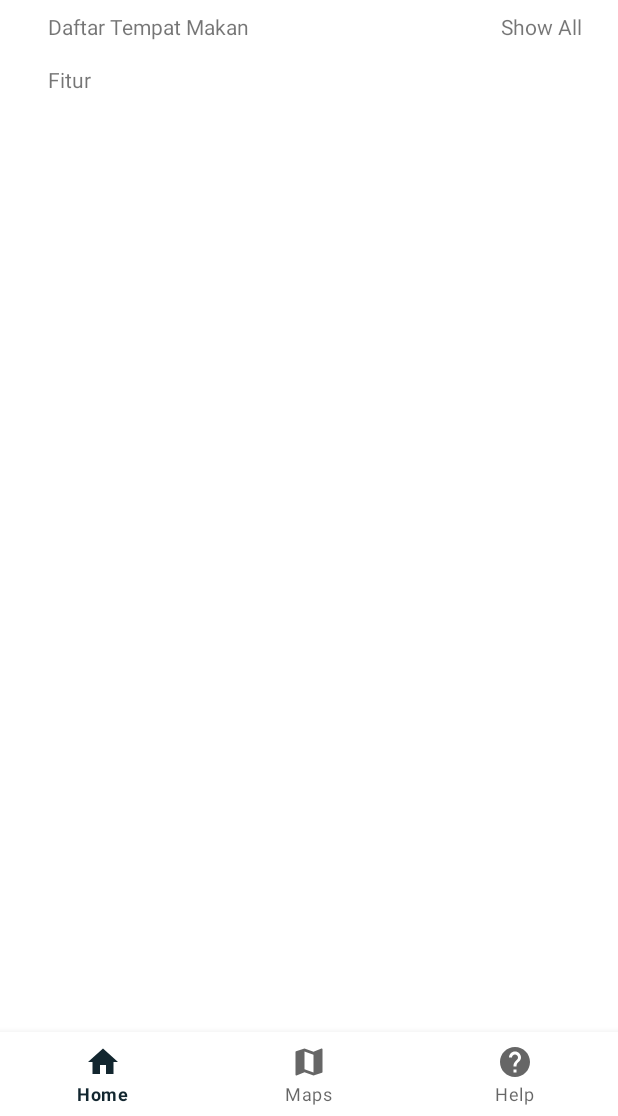
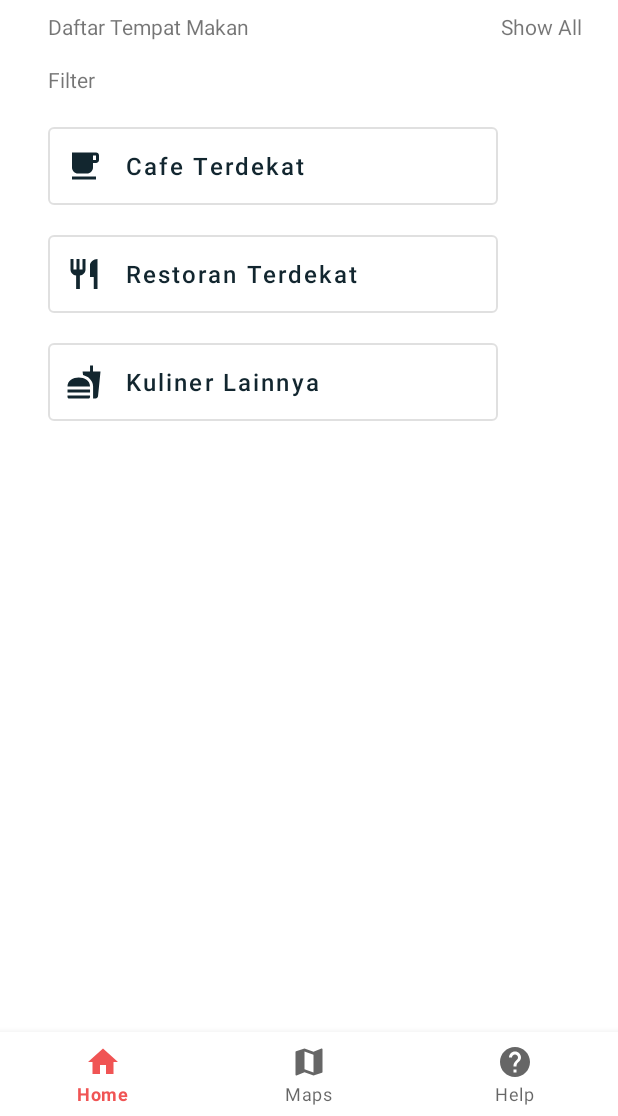
Before and after one commit to rahmitar/nongky, an Android app: the screen it shows after launch (MainActivity), on a phone screen of 412 x 824 dp, the part 120-1236 px from its top. Run offline under Robolectric (Android 15) with nearby library versions, the phone set to English and light mode, and no system bars; our stand-ins replace Dagger/Hilt's generated code, data binding, navigation-ui; network calls fail; 1 statement that could not run was skipped.

Commit message:
commit kedua

```diff
--- a/app/src/main/AndroidManifest.xml
+++ b/app/src/main/AndroidManifest.xml
@@ -40,6 +40,9 @@
                 <category android:name="android.intent.category.LAUNCHER" />
             </intent-filter>
         </activity>
+        <activity android:name=".ui.list.ListKategoriActivity" >
+
+        </activity>
     </application>
 
 </manifest>
--- a/app/src/main/java/com/noobee/nongky/BaseApplication.kt
+++ b/app/src/main/java/com/noobee/nongky/BaseApplication.kt
@@ -1,12 +1,14 @@
 package com.noobee.nongky
 
 import android.app.Application
+import androidx.appcompat.app.AppCompatDelegate
 import dagger.hilt.android.HiltAndroidApp
 
 @HiltAndroidApp
 class BaseApplication : Application() {
     override fun onCreate() {
         super.onCreate()
+        AppCompatDelegate.setDefaultNightMode(AppCompatDelegate.MODE_NIGHT_NO);
 //        Session.init(this)
     }
 }
--- a/app/src/main/java/com/noobee/nongky/ui/list/ListActivity.kt
+++ /dev/null
@@ -1,4 +0,0 @@
-package com.noobee.nongky.ui.list
-
-class ListActivity {
-}
--- /dev/null
+++ b/app/src/main/res/drawable/ic_kulinerlain.xml
@@ -0,0 +1,10 @@
+<vector xmlns:android="http://schemas.android.com/apk/res/android"
+    android:width="24dp"
+    android:height="24dp"
+    android:viewportWidth="24"
+    android:viewportHeight="24"
+    android:tint="?attr/colorControlNormal">
+  <path
+      android:fillColor="@android:color/white"
+      android:pathData="M18.06,22.99h1.66c0.84,0 1.53,-0.64 1.63,-1.46L23,5.05h-5L18,1h-1.97v4.05h-4.97l0.3,2.34c1.71,0.47 3.31,1.32 4.27,2.26 1.44,1.42 2.43,2.89 2.43,5.29v8.05zM1,21.99L1,21h15.03v0.99c0,0.55 -0.45,1 -1.01,1L2.01,22.99c-0.56,0 -1.01,-0.45 -1.01,-1zM16.03,14.99c0,-8 -15.03,-8 -15.03,0h15.03zM1.02,17h15v2h-15z"/>
+</vector>
--- a/app/src/main/res/layout/fragment_home.xml
+++ b/app/src/main/res/layout/fragment_home.xml
@@ -1,5 +1,11 @@
 <?xml version="1.0" encoding="utf-8"?>
 <layout>
+    <data>
+        <variable
+            name="viewModel"
+            type="com.noobee.nongky.ui.home.HomeViewModel" />
+    </data>
+
     <RelativeLayout xmlns:android="http://schemas.android.com/apk/res/android"
         xmlns:app="http://schemas.android.com/apk/res-auto"
         xmlns:tools="http://schemas.android.com/tools"
@@ -61,6 +67,61 @@
                     app:layout_constraintTop_toBottomOf="@id/recyclerViewListHome"
                     android:text="@string/tv_home3"
                     android:layout_marginTop="8dp" />
+
+                <com.google.android.material.button.MaterialButton
+                    android:onClick="@{()-> viewModel.buttonCafeOnClick()}"
+                    android:id="@+id/button_cafe"
+                    android:layout_width="300dp"
+                    android:layout_height="64dp"
+                    android:layout_marginTop="16dp"
+                    style="@style/Widget.MaterialComponents.Button.OutlinedButton.Icon"
+                    app:icon="@drawable/ic_cafe"
+                    app:iconTint="@color/navyblue"
+                    app:iconPadding="16dp"
+                    android:text="@string/button_cafe"
+                    android:textAllCaps="false"
+                    android:textSize="16sp"
+                    android:textAlignment="viewStart"
+                    android:textColor="@color/navyblue"
+                    app:layout_constraintTop_toBottomOf="@id/tv_home_3"
+                    app:layout_constraintStart_toStartOf="@id/tv_home_3"/>
+
+                <com.google.android.material.button.MaterialButton
+                    android:onClick="@{()-> viewModel.buttonRestoOnClick()}"
+                    android:id="@+id/button_resto"
+                    android:layout_width="300dp"
+                    android:layout_height="64dp"
+                    android:layout_marginTop="8dp"
+                    style="@style/Widget.MaterialComponents.Button.OutlinedButton.Icon"
+                    app:icon="@drawable/ic_restaurant"
+                    app:iconTint="@color/navyblue"
+                    app:iconPadding="16dp"
+                    android:text="@string/button_resto"
+                    android:textAllCaps="false"
+                    android:textSize="16sp"
+                    android:textAlignment="viewStart"
+                    android:textColor="@color/navyblue"
+                    app:layout_constraintTop_toBottomOf="@id/button_cafe"
+                    app:layout_constraintStart_toStartOf="@id/button_cafe"/>
+
+                <com.google.android.material.button.MaterialButton
+                    android:onClick="@{()-> viewModel.buttonLainnyaOnClick()}"
+                    android:id="@+id/button_kulinerlain"
+                    android:layout_width="300dp"
+                    android:layout_height="64dp"
+                    android:layout_marginTop="8dp"
+                    style="@style/Widget.MaterialComponents.Button.OutlinedButton.Icon"
+                    app:icon="@drawable/ic_kulinerlain"
+                    app:iconTint="@color/navyblue"
+                    app:iconPadding="16dp"
+                    android:text="@string/button_lainnya"
+                    android:textAllCaps="false"
+                    android:textSize="16sp"
+                    android:textAlignment="viewStart"
+                    android:textColor="@color/navyblue"
+                    app:layout_constraintTop_toBottomOf="@id/button_resto"
+                    app:layout_constraintStart_toStartOf="@id/button_resto"/>
+
             </androidx.constraintlayout.widget.ConstraintLayout>
 
         </ScrollView>
--- a/app/src/main/res/values-night/themes.xml
+++ b/app/src/main/res/values-night/themes.xml
@@ -2,13 +2,13 @@
     <!-- Base application theme. -->
     <style name="Theme.Nongky" parent="Theme.MaterialComponents.DayNight.NoActionBar">
         <!-- Primary brand color. -->
-        <item name="colorPrimary">@color/purple_200</item>
+        <item name="colorPrimary">@color/navyblue</item>
         <item name="colorPrimaryVariant">@color/purple_700</item>
-        <item name="colorOnPrimary">@color/black</item>
+        <item name="colorOnPrimary">@color/whitegrey</item>
         <!-- Secondary brand color. -->
-        <item name="colorSecondary">@color/teal_200</item>
-        <item name="colorSecondaryVariant">@color/teal_200</item>
-        <item name="colorOnSecondary">@color/black</item>
+        <item name="colorSecondary">@color/pink</item>
+        <item name="colorSecondaryVariant">@color/teal_700</item>
+        <item name="colorOnSecondary">@color/whitegrey</item>
         <!-- Status bar color. -->
         <item name="android:statusBarColor" tools:targetApi="l">?attr/colorPrimaryVariant</item>
         <!-- Customize your theme here. -->
--- a/app/src/main/res/values/strings.xml
+++ b/app/src/main/res/values/strings.xml
@@ -7,6 +7,11 @@
 
     <string name="tv_home1">Daftar Tempat Makan</string>
     <string name="tv_home2">Show All</string>
-    <string name="tv_home3">Fitur</string>
+    <string name="tv_home3">Filter</string>
+
+    <string name="button_cafe">Cafe Terdekat</string>
+    <string name="button_resto">Restoran Terdekat</string>
+    <string name="button_lainnya">Kuliner Lainnya</string>
+
 
 </resources>
--- a/app/src/main/res/values/themes.xml
+++ b/app/src/main/res/values/themes.xml
@@ -2,11 +2,11 @@
     <!-- Base application theme. -->
     <style name="Theme.Nongky" parent="Theme.MaterialComponents.DayNight.NoActionBar">
         <!-- Primary brand color. -->
-        <item name="colorPrimary">@color/navyblue</item>
+        <item name="colorPrimary">@color/pink</item>
         <item name="colorPrimaryVariant">@color/purple_700</item>
-        <item name="colorOnPrimary">@color/white</item>
+        <item name="colorOnPrimary">@color/whitegrey</item>
         <!-- Secondary brand color. -->
-        <item name="colorSecondary">@color/pink</item>
+        <item name="colorSecondary">@color/navyblue</item>
         <item name="colorSecondaryVariant">@color/teal_700</item>
         <item name="colorOnSecondary">@color/black</item>
         <!-- Status bar color. -->
```
Also changed, not shown: app/src/main/java/com/noobee/nongky/ui/BaseViewModel.kt (+12 -10 lines), app/src/main/java/com/noobee/nongky/ui/home/HomeFragment.kt (+34 -4 lines), app/src/main/java/com/noobee/nongky/ui/home/HomeViewModel.kt (+19 -3 lines), app/src/main/java/com/noobee/nongky/ui/list/ListKategoriActivity.kt (added, +68 -0 lines), app/src/main/java/com/noobee/nongky/ui/list/ListKategoriViewModel.kt (added, +48 -0 lines), app/src/main/java/com/noobee/nongky/ui/list/RecylerViewListKategoriAdapter.kt (added, +48 -0 lines), app/src/main/java/com/noobee/nongky/ui/maps/MapViewModel.kt (+13 -2 lines), app/src/main/java/com/noobee/nongky/ui/maps/MapsFragment.kt (+15 -4 lines), app/src/main/res/layout/activity_list_kategori.xml (added, +19 -0 lines), app/src/main/res/layout/activity_list_tempat_makan.xml (deleted, +0 -14 lines), app/src/main/res/layout/item_detail_tempat_makan.xml (+11 -5 lines), app/src/main/res/layout/item_list_tempat_makan.xml (+17 -3 lines).
